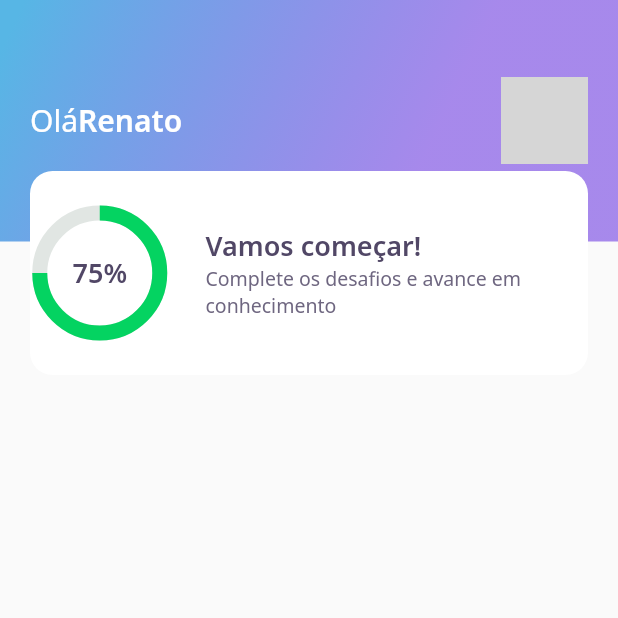
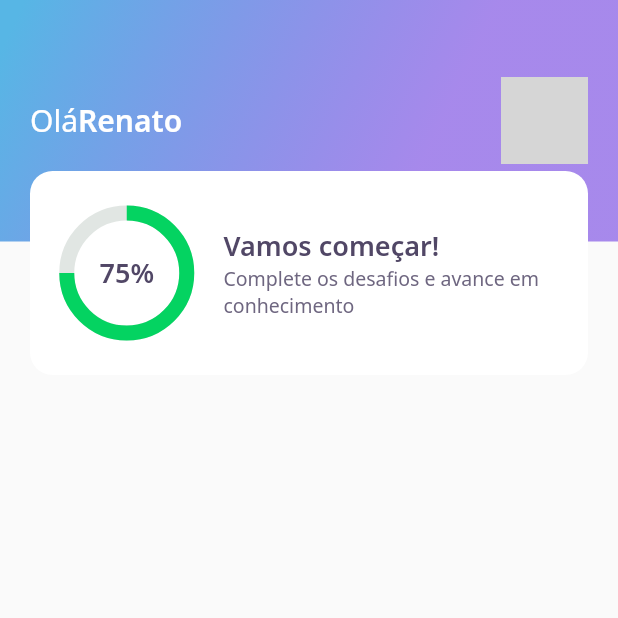
Before and after one commit to HERuppel/nlw5-flutter, a Flutter app: the screen it shows after launch, on a phone screen of 412 x 824 dp, the top half of it. Run offline on Flutter 3.47's test engine with Material 2 defaults, Android fonts, the light colour scheme and no system bars; our stand-ins replace google_fonts; network calls fail; grey boxes are pictures that could not be loaded.

Commit message:
style(chart): added padding to borders

```diff
--- a/lib/home/widgets/score_card/score_card_widget.dart
+++ b/lib/home/widgets/score_card/score_card_widget.dart
@@ -13,7 +13,10 @@ class ScoreCardWidget extends StatelessWidget {
           height: 136,
           decoration: BoxDecoration(
               color: Colors.white, borderRadius: BorderRadius.circular(15)),
-          child: Row(crossAxisAlignment: CrossAxisAlignment.center, children: [
+          child: Padding(
+            padding: const EdgeInsets.symmetric(horizontal: 24),
+            child:
+                Row(crossAxisAlignment: CrossAxisAlignment.center, children: [
               Expanded(flex: 1, child: ChartWidget()),
               Expanded(
                   flex: 3,
@@ -29,7 +32,8 @@ class ScoreCardWidget extends StatelessWidget {
                       ],
                     ),
                   ))
-          ])),
+            ]),
+          )),
     );
   }
 }
```
Lines whose indentation alone changed are shown as unchanged.
